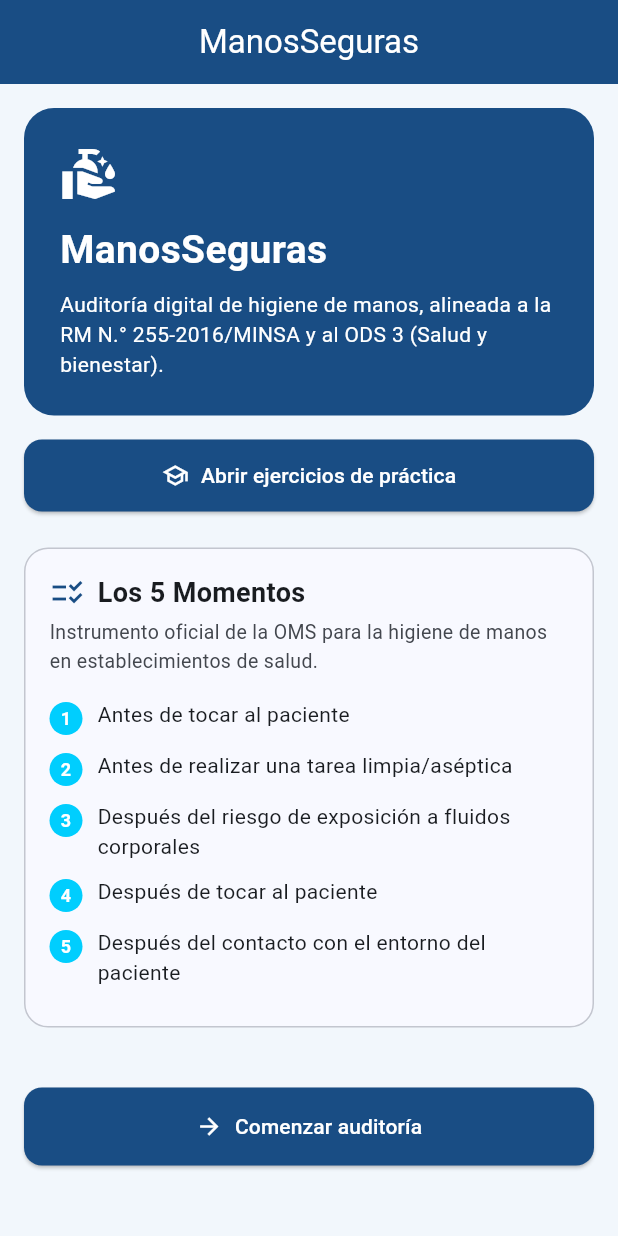
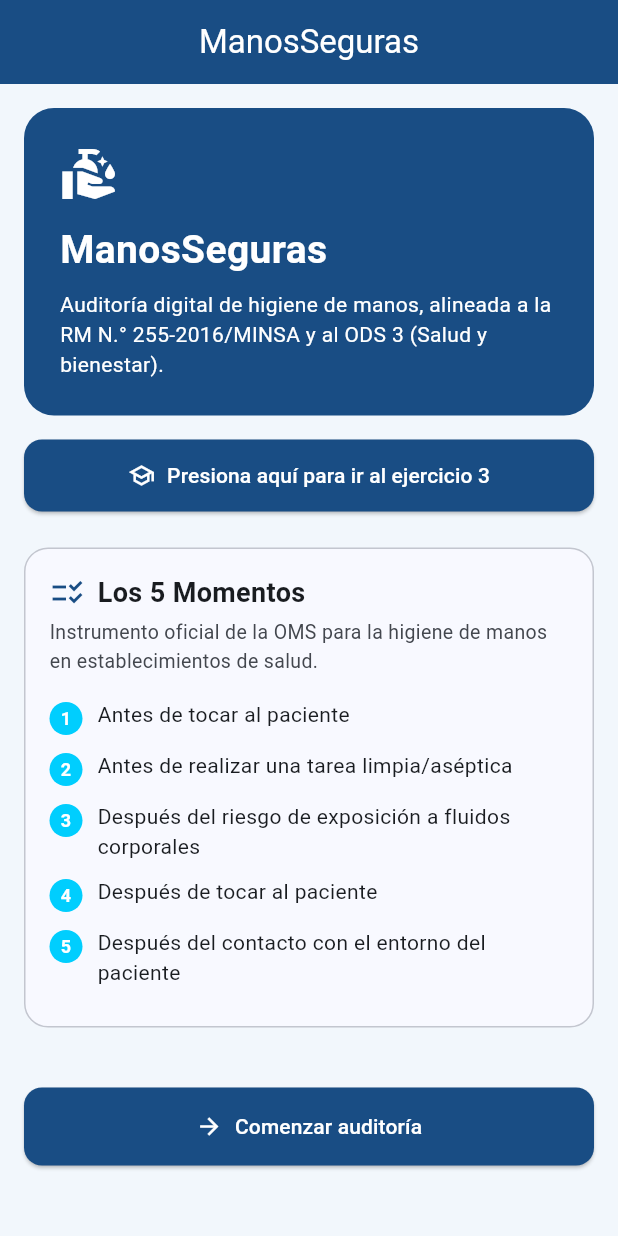
Before and after one commit to Yuuki-2026/manos-seguras-examen-ejercicio-3, a Flutter app: the screen it shows after launch, on a phone screen of 412 x 824 dp. Run offline on Flutter 3.47's test engine with Material 3 defaults, Android fonts, the phone set to English and light mode, and no system bars.

Commit message:
second commit

```diff
--- a/lib/screens/pantalla_bienvenida.dart
+++ b/lib/screens/pantalla_bienvenida.dart
@@ -38,7 +38,7 @@
                     ));
                   },
                   icon: const Icon(Icons.school_outlined),
-                  label: const Text('Abrir ejercicios de práctica'),
+                  label: const Text('Presiona aquí para ir al ejercicio 3'),
                 ),
               ],
               const SizedBox(height: 24),
```
Also changed, not shown: 1 other file.
